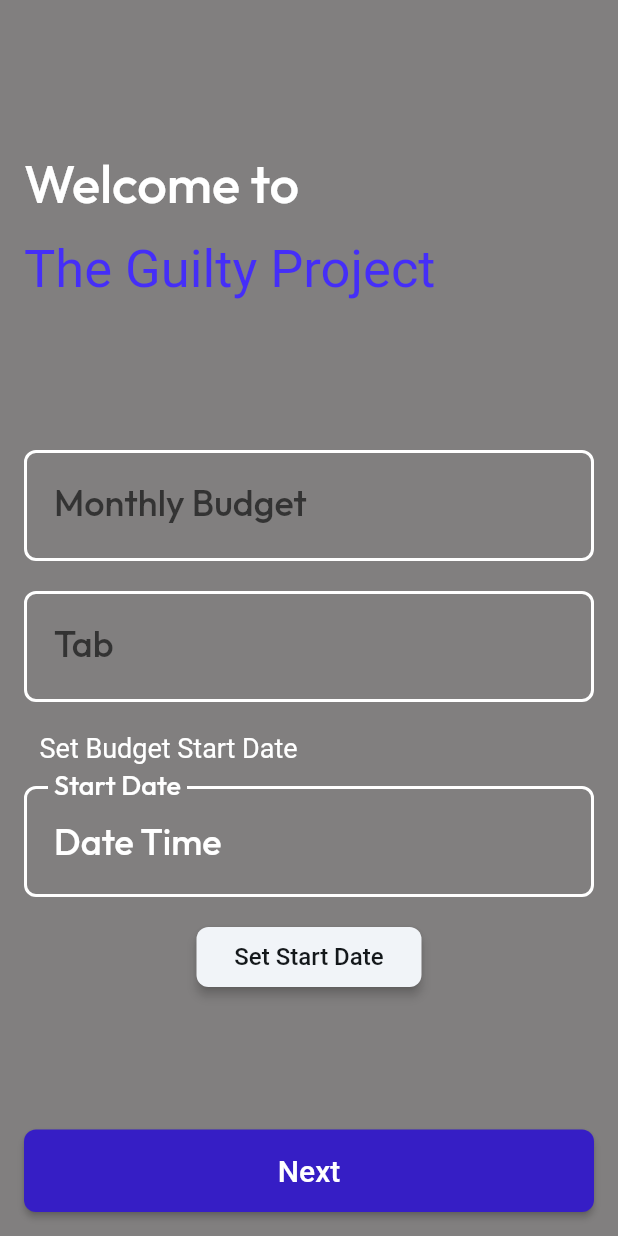
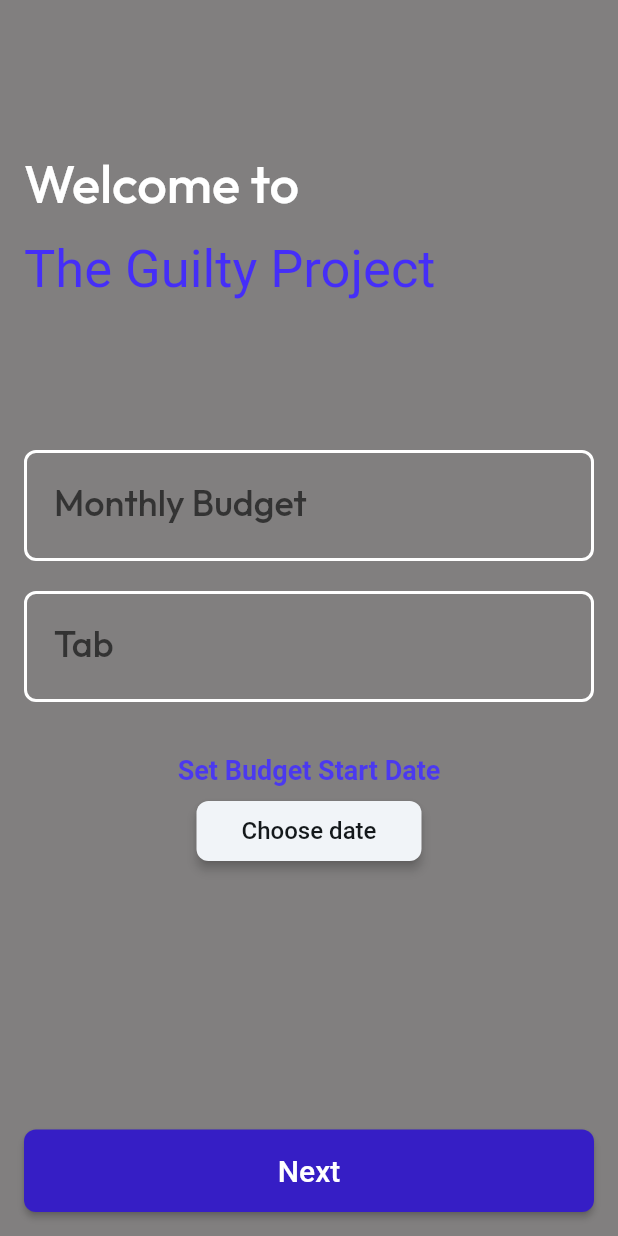
Before and after one commit to cod-ux/guiltyv4, a Flutter app: the OnboardingWidget screen opened by its route, on a phone screen of 412 x 824 dp. Run offline on Flutter 3.47's test engine with Material 2 defaults, Android fonts, the phone set to English and light mode, and no system bars; drawn by our look-alikes of auto_size_text; our stand-ins replace cloud_firestore, equatable, firebase_auth, firebase_core, flutter_animate, flutter_spinkit and 12 more; missing offline and left inert: json_path, mime_type; accounts and stored records are empty; network calls fail; Roboto replaces fonts that are missing (Readex Pro).

Commit message:
removed settings and merged startdate & mb

```diff
--- a/lib/flutter_flow/nav/nav.dart
+++ b/lib/flutter_flow/nav/nav.dart
@@ -97,19 +97,9 @@ GoRouter createRouter(AppStateNotifier appStateNotifier) => GoRouter(
           builder: (context, params) => MonthBudgetWidget(),
         ),
         FFRoute(
-          name: 'settings',
-          path: '/settings',
-          builder: (context, params) => SettingsWidget(),
-        ),
-        FFRoute(
           name: 'savings',
           path: '/savings',
           builder: (context, params) => SavingsWidget(),
-        ),
-        FFRoute(
-          name: 'startdate',
-          path: '/startdate',
-          builder: (context, params) => StartdateWidget(),
         ),
         FFRoute(
           name: 'authv',
--- a/lib/index.dart
+++ b/lib/index.dart
@@ -1,8 +1,6 @@
 // Export pages
 export '/pages/home_page/home_page_widget.dart' show HomePageWidget;
 export '/pages/month_budget/month_budget_widget.dart' show MonthBudgetWidget;
-export '/pages/settings/settings_widget.dart' show SettingsWidget;
 export '/pages/savings/savings_widget.dart' show SavingsWidget;
-export '/pages/startdate/startdate_widget.dart' show StartdateWidget;
 export '/pages/authv/authv_widget.dart' show AuthvWidget;
 export '/pages/onboarding/onboarding_widget.dart' show OnboardingWidget;
--- a/lib/pages/home_page/home_page_widget.dart
+++ b/lib/pages/home_page/home_page_widget.dart
@@ -137,7 +137,7 @@ class _HomePageWidgetState extends State<HomePageWidget> {
                                 size: 25.0,
                               ),
                               onPressed: () async {
-                                context.pushNamed('settings');
+                                context.pushNamed('month_budget');
                               },
                             ),
                           ),
@@ -259,8 +259,8 @@ class _HomePageWidgetState extends State<HomePageWidget> {
                                       alignment:
                                           AlignmentDirectional(0.66, -0.19),
                                       child: FFButtonWidget(
-                                        onPressed: () {
-                                          print('Button pressed ...');
+                                        onPressed: () async {
+                                          context.pushNamed('savings');
                                         },
                                         text: valueOrDefault<String>(
                                           formatNumber(
--- a/lib/pages/onboarding/onboarding_model.dart
+++ b/lib/pages/onboarding/onboarding_model.dart
@@ -25,9 +25,6 @@ class OnboardingModel extends FlutterFlowModel {
   // State field(s) for TextField widget.
   TextEditingController? textController2;
   String? Function(BuildContext, String?)? textController2Validator;
-  // State field(s) for TextField widget.
-  TextEditingController? textController3;
-  String? Function(BuildContext, String?)? textController3Validator;
   DateTime? datePicked;
   // Stores action output result for [Firestore Query - Query a collection] action in Button widget.
   AccountRecord? acccountResult;
@@ -42,7 +39,6 @@ class OnboardingModel extends FlutterFlowModel {
     unfocusNode.dispose();
     textController1?.dispose();
     textController2?.dispose();
-    textController3?.dispose();
   }
 
   /// Action blocks are added here.
--- a/lib/pages/onboarding/onboarding_widget.dart
+++ b/lib/pages/onboarding/onboarding_widget.dart
@@ -70,11 +70,6 @@ class _OnboardingWidgetState extends State<OnboardingWidget> {
 
     _model.textController1 ??= TextEditingController();
     _model.textController2 ??= TextEditingController();
-    _model.textController3 ??= TextEditingController(
-        text: valueOrDefault<String>(
-      dateTimeFormat('d/M/y', _model.datePicked),
-      'Date Time',
-    ));
     WidgetsBinding.instance.addPostFrameCallback((_) => setState(() {}));
   }
 
@@ -257,87 +252,21 @@ class _OnboardingWidgetState extends State<OnboardingWidget> {
                         ),
                       ),
                       Align(
-                        alignment: AlignmentDirectional(-0.9, 0.0),
+                        alignment: AlignmentDirectional(0.0, 0.0),
                         child: Padding(
                           padding: EdgeInsetsDirectional.fromSTEB(
-                              0.0, 0.0, 0.0, 15.0),
+                              0.0, 15.0, 0.0, 10.0),
                           child: Text(
                             'Set Budget Start Date',
                             style: FlutterFlowTheme.of(context)
                                 .bodyMedium
                                 .override(
                                   fontFamily: 'Readex Pro',
-                                  color: Colors.white,
+                                  color: Color(0xFF4B39EF),
                                   fontSize: 18.0,
+                                  fontWeight: FontWeight.bold,
                                 ),
                           ),
-                        ),
-                      ),
-                      Padding(
-                        padding:
-                            EdgeInsetsDirectional.fromSTEB(0.0, 0.0, 0.0, 20.0),
-                        child: TextFormField(
-                          controller: _model.textController3,
-                          obscureText: false,
-                          decoration: InputDecoration(
-                            labelText: 'Start Date',
-                            labelStyle: FlutterFlowTheme.of(context)
-                                .headlineSmall
-                                .override(
-                                  fontFamily: 'Outfit',
-                                  color: Colors.white,
-                                  fontSize: 24.0,
-                                  fontWeight: FontWeight.w500,
-                                ),
-                            hintText: 'Set budget Start Date below',
-                            hintStyle:
-                                FlutterFlowTheme.of(context).bodyLarge.override(
-                                      fontFamily: 'Readex Pro',
-                                      color: Colors.white,
-                                      fontSize: 16.0,
-                                      fontWeight: FontWeight.normal,
-                                    ),
-                            enabledBorder: OutlineInputBorder(
-                              borderSide: BorderSide(
-                                color: Colors.white,
-                                width: 2.0,
-                              ),
-                              borderRadius: BorderRadius.circular(8.0),
-                            ),
-                            focusedBorder: OutlineInputBorder(
-                              borderSide: BorderSide(
-                                color: Color(0x00000000),
-                                width: 2.0,
-                              ),
-                              borderRadius: BorderRadius.circular(8.0),
-                            ),
-                            errorBorder: OutlineInputBorder(
-                              borderSide: BorderSide(
-                                color: Color(0x00000000),
-                                width: 2.0,
-                              ),
-                              borderRadius: BorderRadius.circular(8.0),
-                            ),
-                            focusedErrorBorder: OutlineInputBorder(
-                              borderSide: BorderSide(
-                                color: Color(0x00000000),
-                                width: 2.0,
-                              ),
-                              borderRadius: BorderRadius.circular(8.0),
-                            ),
-                            contentPadding: EdgeInsetsDirectional.fromSTEB(
-                                20.0, 32.0, 20.0, 12.0),
-                          ),
-                          style: FlutterFlowTheme.of(context)
-                              .headlineSmall
-                              .override(
-                                fontFamily: 'Outfit',
-                                color: Colors.white,
-                                fontSize: 24.0,
-                                fontWeight: FontWeight.w500,
-                              ),
-                          validator: _model.textController3Validator
-                              .asValidator(context),
                         ),
                       ),
                       FFButtonWidget(
@@ -359,7 +288,7 @@ class _OnboardingWidgetState extends State<OnboardingWidget> {
                             });
                           }
                         },
-                        text: 'Set Start Date',
+                        text: 'Choose date',
                         options: FFButtonOptions(
                           width: 150.0,
                           height: 40.0,
```
Also changed, not shown: lib/pages/month_budget/month_budget_model.dart (+6 -1 lines), lib/pages/month_budget/month_budget_widget.dart (+21 -10 lines), lib/pages/savings/savings_model.dart (+7 -2 lines), lib/pages/savings/savings_widget.dart (+17 -8 lines), lib/pages/settings/settings_model.dart (deleted, +0 -25 lines), lib/pages/settings/settings_widget.dart (deleted, +0 -188 lines), lib/pages/startdate/startdate_model.dart (deleted, +0 -33 lines), lib/pages/startdate/startdate_widget.dart (deleted, +0 -257 lines).
